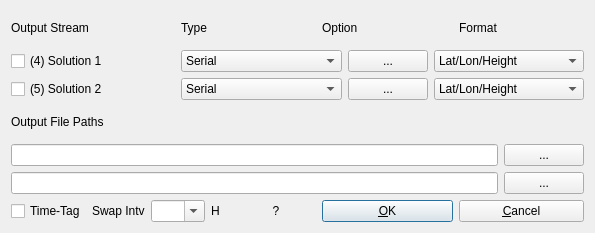
Old version of the form app/rtknavi_qt/outstrdlg.ui in the repository tomojitakasu/RTKLIB.
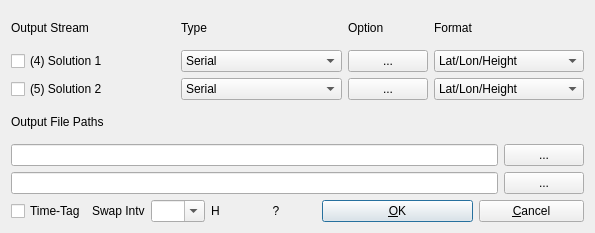
New version of the form.

Patch:
```diff
--- a/app/rtknavi_qt/outstrdlg.ui
+++ b/app/rtknavi_qt/outstrdlg.ui
@@ -43,32 +43,6 @@
      </property>
     </widget>
    </item>
-   <item row="0" column="6" colspan="2">
-    <widget class="QLabel" name="Label6">
-     <property name="enabled">
-      <bool>true</bool>
-     </property>
-     <property name="toolTip">
-      <string/>
-     </property>
-     <property name="text">
-      <string>Option</string>
-     </property>
-    </widget>
-   </item>
-   <item row="0" column="9">
-    <widget class="QLabel" name="Label7">
-     <property name="enabled">
-      <bool>true</bool>
-     </property>
-     <property name="toolTip">
-      <string/>
-     </property>
-     <property name="text">
-      <string>Format</string>
-     </property>
-    </widget>
-   </item>
    <item row="1" column="0" colspan="3">
     <widget class="QCheckBox" name="Stream1C">
      <property name="toolTip">
@@ -531,6 +505,32 @@
      </property>
     </widget>
    </item>
+   <item row="0" column="7">
+    <widget class="QLabel" name="Label6">
+     <property name="enabled">
+      <bool>true</bool>
+     </property>
+     <property name="toolTip">
+      <string/>
+     </property>
+     <property name="text">
+      <string>Option</string>
+     </property>
+    </widget>
+   </item>
+   <item row="0" column="8">
+    <widget class="QLabel" name="Label7">
+     <property name="enabled">
+      <bool>true</bool>
+     </property>
+     <property name="toolTip">
+      <string/>
+     </property>
+     <property name="text">
+      <string>Format</string>
+     </property>
+    </widget>
+   </item>
   </layout>
  </widget>
  <resources/>
```
